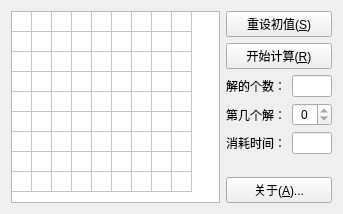
This is source/widget.ui in liuweilhy/sudoku_solver as Qt 5 draws it before an edit. The edited form follows.
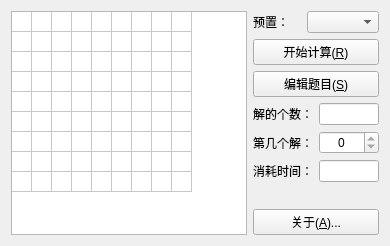
This is the edited form. Custom widgets are drawn as their Qt base class.

Commit message: 添加界面，修复2次计算的bug

```diff
--- a/source/widget.ui
+++ b/source/widget.ui
@@ -6,8 +6,8 @@
    <rect>
     <x>0</x>
     <y>0</y>
-    <width>343</width>
-    <height>214</height>
+    <width>390</width>
+    <height>246</height>
    </rect>
   </property>
   <property name="minimumSize">
@@ -43,6 +43,18 @@
      <property name="editTriggers">
       <set>QAbstractItemView::NoEditTriggers</set>
      </property>
+     <property name="showDropIndicator" stdset="0">
+      <bool>false</bool>
+     </property>
+     <property name="dragDropOverwriteMode">
+      <bool>false</bool>
+     </property>
+     <property name="selectionMode">
+      <enum>QAbstractItemView::SingleSelection</enum>
+     </property>
+     <property name="textElideMode">
+      <enum>Qt::ElideMiddle</enum>
+     </property>
      <property name="rowCount">
       <number>9</number>
      </property>
@@ -90,11 +102,18 @@
    <item>
     <layout class="QVBoxLayout" name="verticalLayout">
      <item>
-      <widget class="QPushButton" name="resetButton">
-       <property name="text">
-        <string>重设初值(&amp;S)</string>
-       </property>
-      </widget>
+      <layout class="QHBoxLayout" name="horizontalLayout_1">
+       <item>
+        <widget class="QLabel" name="label_1">
+         <property name="text">
+          <string>预置：</string>
+         </property>
+        </widget>
+       </item>
+       <item>
+        <widget class="QComboBox" name="comboBox"/>
+       </item>
+      </layout>
      </item>
      <item>
       <widget class="QPushButton" name="solveButton">
@@ -103,10 +122,17 @@
        </property>
       </widget>
      </item>
+     <item>
+      <widget class="QPushButton" name="editButton">
+       <property name="text">
+        <string>编辑题目(&amp;S)</string>
+       </property>
+      </widget>
+     </item>
      <item>
       <layout class="QHBoxLayout" name="horizontalLayout_2">
        <item>
-        <widget class="QLabel" name="label">
+        <widget class="QLabel" name="label_2">
          <property name="sizePolicy">
           <sizepolicy hsizetype="Preferred" vsizetype="Preferred">
            <horstretch>0</horstretch>
@@ -128,7 +154,7 @@
          </property>
          <property name="maximumSize">
           <size>
-           <width>40</width>
+           <width>80</width>
            <height>16777215</height>
           </size>
          </property>
@@ -143,9 +169,9 @@
       </layout>
      </item>
      <item>
-      <layout class="QHBoxLayout" name="horizontalLayout_4">
+      <layout class="QHBoxLayout" name="horizontalLayout_3">
        <item>
-        <widget class="QLabel" name="label_2">
+        <widget class="QLabel" name="label_3">
          <property name="sizePolicy">
           <sizepolicy hsizetype="Preferred" vsizetype="Preferred">
            <horstretch>0</horstretch>
@@ -167,7 +193,7 @@
          </property>
          <property name="maximumSize">
           <size>
-           <width>40</width>
+           <width>80</width>
            <height>16777215</height>
           </size>
          </property>
@@ -182,9 +208,9 @@
       </layout>
      </item>
      <item>
-      <layout class="QHBoxLayout" name="horizontalLayout_7">
+      <layout class="QHBoxLayout" name="horizontalLayout_4">
        <item>
-        <widget class="QLabel" name="label_5">
+        <widget class="QLabel" name="label_4">
          <property name="sizePolicy">
           <sizepolicy hsizetype="Preferred" vsizetype="Preferred">
            <horstretch>0</horstretch>
@@ -206,7 +232,7 @@
          </property>
          <property name="maximumSize">
           <size>
-           <width>40</width>
+           <width>80</width>
            <height>16777215</height>
           </size>
          </property>
```
Left out of the diff: 3 changed lines with no effect on the pictures. The commit also changes 7 other files.
